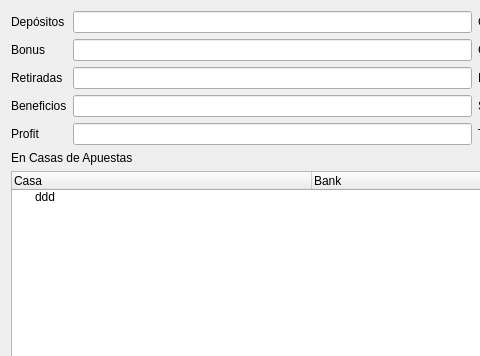
This is ui/banks.ui in soker90/betcon as Qt 5 draws it before an edit; both pictures show x 0 to 480 and y 0 to 356 of the 950 by 705 pixel window. The edited form follows.
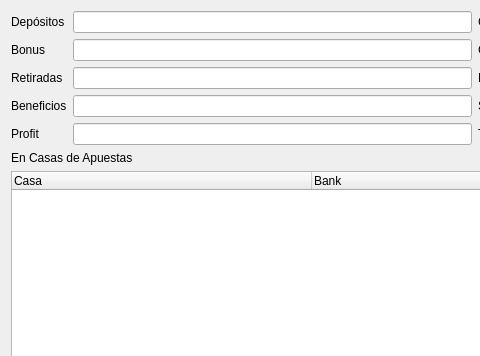
This is the edited form.

```diff
--- a/ui/banks.ui
+++ b/ui/banks.ui
@@ -212,11 +212,6 @@
        <string>Bank</string>
       </property>
      </column>
-     <item>
-      <property name="text">
-       <string>ddd</string>
-      </property>
-     </item>
     </widget>
    </item>
    <item>
```
Left out of the diff: 14 changed lines with no effect on the pictures.
